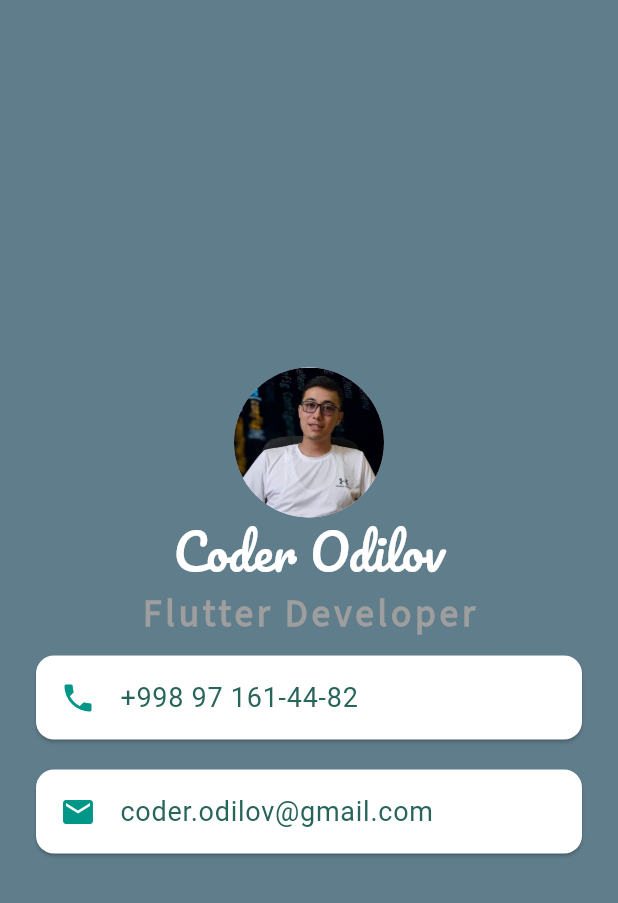
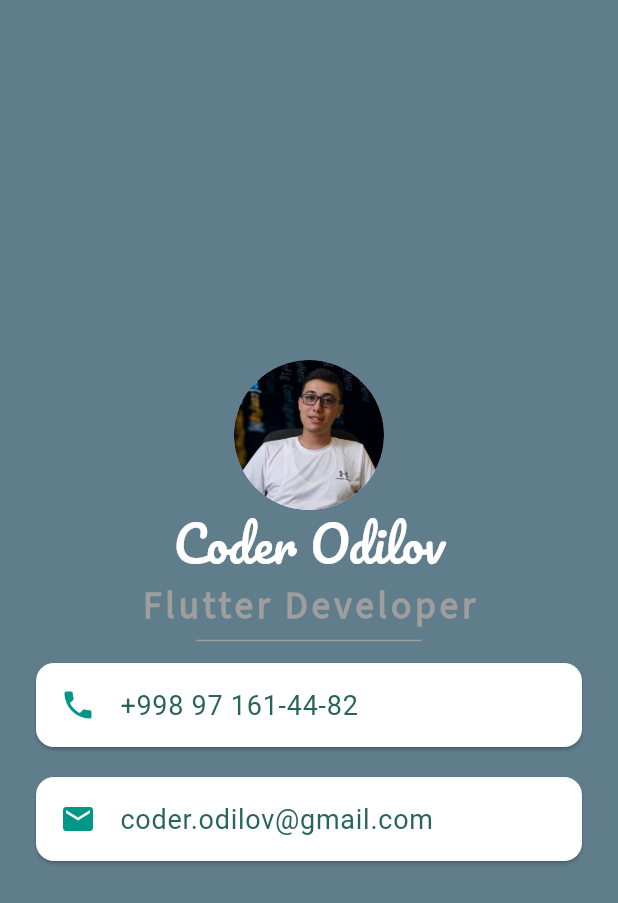
Before and after one commit to coderodilov/flutter_business_card, a Flutter app: the screen it shows after launch, on a phone screen of 412 x 824 dp. Shown: the top 903 px of the screen. Run offline on Flutter 3.47's test engine with Material 3 defaults, Android fonts, the phone set to English and light mode, and no system bars.

```diff
--- a/lib/main.dart
+++ b/lib/main.dart
@@ -39,6 +39,11 @@ class MyApp extends StatelessWidget {
                   fontWeight: FontWeight.bold,
                 ),
               ),
+               SizedBox(
+                 height: 10,
+                 width: 150,
+                 child: Divider(height: 1, color: Colors.grey,),
+               ),
                Card(
                 margin: EdgeInsets.symmetric(horizontal: 24, vertical: 10),
                 color: Colors.white,
```
